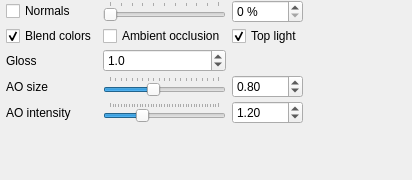
open-scan-crew/OpenScanTools, file src/gui/forms/toolbar_rendernormalsgroup.ui: the form before one commit.
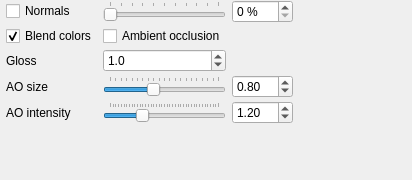
The form after the commit.

Commit message: Increase SSAO contrast and always apply top-light (#139)

```diff
--- a/src/gui/forms/toolbar_rendernormalsgroup.ui
+++ b/src/gui/forms/toolbar_rendernormalsgroup.ui
@@ -101,16 +101,6 @@
      </property>
     </widget>
    </item>
-   <item row="1" column="6">
-    <widget class="QCheckBox" name="checkBox_aoTopLight">
-     <property name="text">
-      <string>Top light</string>
-     </property>
-     <property name="checked">
-      <bool>true</bool>
-     </property>
-    </widget>
-   </item>
    <item row="2" column="4">
     <widget class="QLabel" name="label_sharpness">
      <property name="text">
```
Left out of the diff: 1 changed line with no effect on the pictures. Lines whose indentation alone changed are shown as unchanged. The commit also changes 5 other files.
